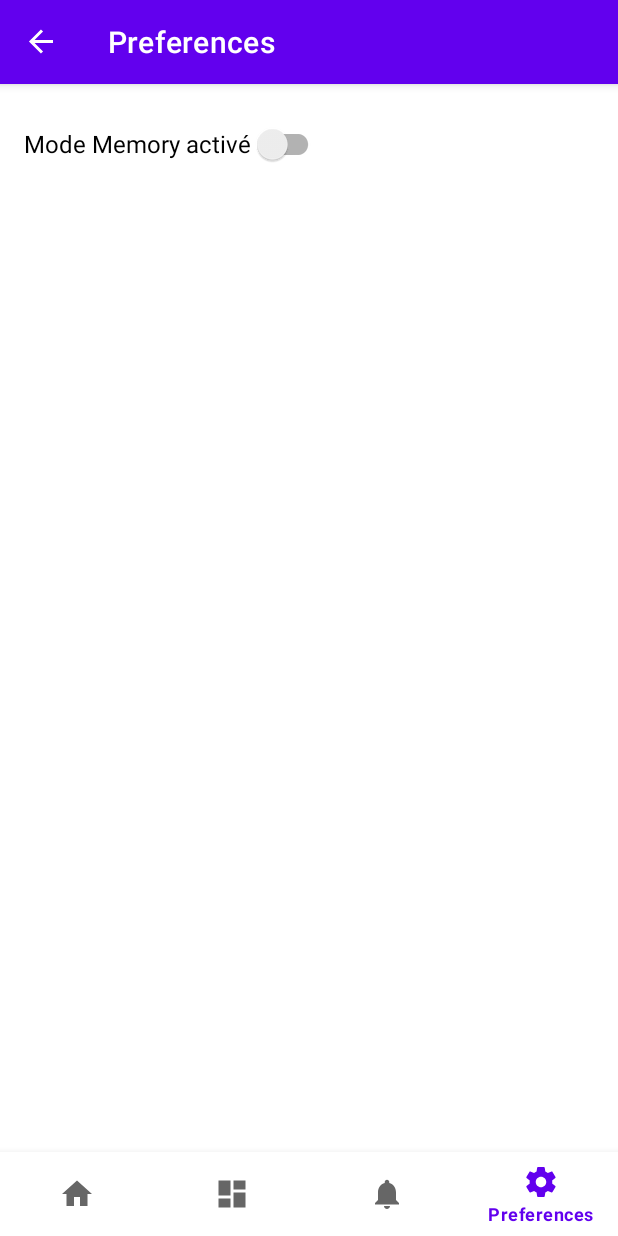
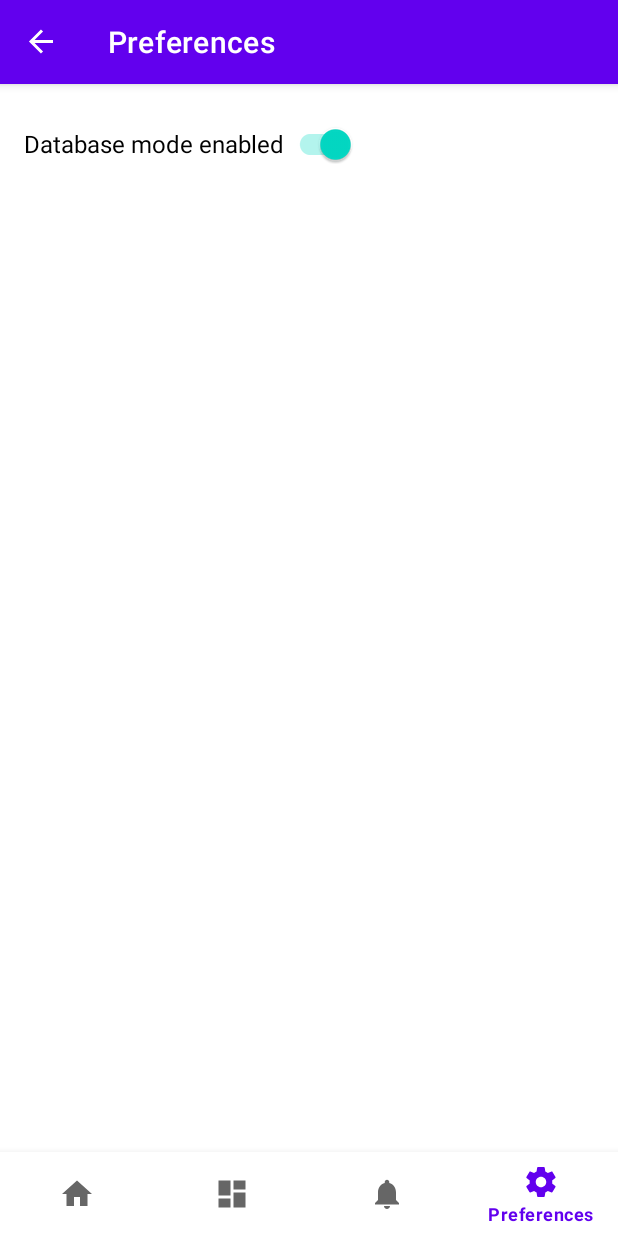
Before and after one commit to eamosse/handymen_advanced, an Android app: the screen it shows after launch (MainActivity), item 4 of the bottom bar chosen, on a phone screen of 412 x 824 dp. Run offline under Robolectric (Android 15) with nearby library versions, the phone set to English and light mode, and no system bars; our stand-ins replace Dagger/Hilt's generated code, Room's generated code, navigation-ui; pictures from the network do not load.

Commit message:
feat : switchable data source with fragment + dissociation between memory and local base

```diff
--- a/app/src/main/java/com/vama/android/handymen/ui/preferences/PreferencesFragment.kt
+++ b/app/src/main/java/com/vama/android/handymen/ui/preferences/PreferencesFragment.kt
@@ -1,7 +1,5 @@
 package com.vama.android.handymen.ui.preferences
 
-import android.content.Context
-import android.content.SharedPreferences
 import android.os.Bundle
 import android.view.LayoutInflater
 import android.view.View
@@ -9,16 +7,16 @@ import android.view.ViewGroup
 import android.widget.Toast
 import androidx.appcompat.widget.SwitchCompat
 import androidx.fragment.app.Fragment
+import com.vama.android.data.preferences.DataStoreManager
 import com.vama.android.handymen.R
+import dagger.hilt.android.AndroidEntryPoint
+import javax.inject.Inject
 
+@AndroidEntryPoint
 class PreferencesFragment : Fragment() {
 
-    companion object {
-        private const val PREF_MODE_KEY = "isDatabaseMode"
-    }
-
-    private lateinit var prefs: SharedPreferences
-    private var isDatabaseMode: Boolean = false
+    @Inject
+    lateinit var dataStoreManager: DataStoreManager
 
     override fun onCreateView(
         inflater: LayoutInflater,
@@ -31,36 +29,29 @@ class PreferencesFragment : Fragment() {
     override fun onViewCreated(view: View, savedInstanceState: Bundle?) {
         super.onViewCreated(view, savedInstanceState)
 
-        prefs = requireContext().getSharedPreferences("app_preferences", Context.MODE_PRIVATE)
-        isDatabaseMode = prefs.getBoolean(PREF_MODE_KEY, false)
-
         val switchMode = view.findViewById<SwitchCompat>(R.id.switch_mode)
-        switchMode.isChecked = isDatabaseMode
-        switchMode.text = if (isDatabaseMode) "Mode Database activé" else "Mode Memory activé"
+        switchMode.isChecked = dataStoreManager.isDatabaseMode()
+        updateSwitchText(switchMode)
 
         switchMode.setOnCheckedChangeListener { _, isChecked ->
-            isDatabaseMode = isChecked
-            prefs.edit().putBoolean(PREF_MODE_KEY, isChecked).apply()
+            dataStoreManager.setDatabaseMode(isChecked)
+            updateSwitchText(switchMode)
 
             Toast.makeText(
                 requireContext(),
-                if (isChecked) "Mode Database activé" else "Mode Memory activé",
+                if (isChecked) "Database mode enabled" else "Memory mode enabled",
                 Toast.LENGTH_SHORT
             ).show()
 
-            if (isChecked) {
-                activateDatabaseMode()
-                switchMode.text = "Mode Database activé"
-            } else {
-                activateMemoryMode()
-                switchMode.text = "Mode Memory activé"
-            }
+            Toast.makeText(
+                requireContext(),
+                "Please restart the application to apply changes",
+                Toast.LENGTH_LONG
+            ).show()
         }
     }
 
-    private fun activateDatabaseMode() {
-    }
-
-    private fun activateMemoryMode() {
+    private fun updateSwitchText(switchMode: SwitchCompat) {
+        switchMode.text = if (switchMode.isChecked) "Database mode enabled" else "Memory mode enabled"
     }
 }
--- a/data/src/main/java/com/vama/android/data/database/AppDatabase.kt
+++ b/data/src/main/java/com/vama/android/data/database/AppDatabase.kt
@@ -5,18 +5,20 @@ import androidx.room.Database
 import androidx.room.Room
 import androidx.room.RoomDatabase
 import androidx.sqlite.db.SupportSQLiteDatabase
+import com.vama.android.data.utils.Database_Users
 import com.vama.android.data.utils.Dummy_Users
 import kotlinx.coroutines.CoroutineScope
 import kotlinx.coroutines.Dispatchers
 import kotlinx.coroutines.launch
 
+// Dans AppDatabase.kt
 @Database(entities = [UserEntity::class], version = 1)
 abstract class AppDatabase : RoomDatabase() {
     abstract fun userDao(): UserDao
 
     suspend fun populateWithTestData() {
         userDao().let { dao ->
-            Dummy_Users.forEach { user ->
+            Database_Users.forEach { user ->  // Utilisation de Database_Users au lieu de Dummy_Users
                 dao.insert(UserEntity.fromUser(user))
             }
         }
--- a/data/src/main/java/com/vama/android/data/di/DataModule.kt
+++ b/data/src/main/java/com/vama/android/data/di/DataModule.kt
@@ -5,6 +5,7 @@ import com.vama.android.data.api.InMemoryUserService
 import com.vama.android.data.api.RoomUserService
 import com.vama.android.data.api.UserService
 import com.vama.android.data.database.AppDatabase
+import com.vama.android.data.preferences.DataStoreManager
 import dagger.Module
 import dagger.Provides
 import dagger.hilt.InstallIn
@@ -12,7 +13,6 @@ import dagger.hilt.android.qualifiers.ApplicationContext
 import dagger.hilt.components.SingletonComponent
 import javax.inject.Singleton
 import javax.inject.Qualifier
-
 
 @Qualifier
 @Retention(AnnotationRetention.BINARY)
@@ -31,10 +31,8 @@ object DataModule {
     @Provides
     @Singleton
     @UseDatabaseMode
-    fun provideUseDatabaseMode(): Boolean {
-        // Pour l'instant on retourne toujours true,
-        // plus tard on pourra lire depuis les préférences
-        return true
+    fun provideUseDatabaseMode(dataStoreManager: DataStoreManager): Boolean {
+        return dataStoreManager.isDatabaseMode()
     }
 
     @Provides
--- /dev/null
+++ b/data/src/main/java/com/vama/android/data/preferences/DataStoreManager.kt
@@ -0,0 +1,26 @@
+package com.vama.android.data.preferences
+
+import android.content.Context
+import android.content.SharedPreferences
+import dagger.hilt.android.qualifiers.ApplicationContext
+import javax.inject.Inject
+import javax.inject.Singleton
+
+@Singleton
+class DataStoreManager @Inject constructor(
+    @ApplicationContext context: Context
+) {
+    private val prefs: SharedPreferences = context.getSharedPreferences("app_preferences", Context.MODE_PRIVATE)
+
+    companion object {
+        private const val PREF_MODE_KEY = "isDatabaseMode"
+    }
+
+    fun isDatabaseMode(): Boolean {
+        return prefs.getBoolean(PREF_MODE_KEY, true)
+    }
+
+    fun setDatabaseMode(isEnabled: Boolean) {
+        prefs.edit().putBoolean(PREF_MODE_KEY, isEnabled).apply()
+    }
+}
--- a/data/src/main/java/com/vama/android/data/utils/Data.kt
+++ b/data/src/main/java/com/vama/android/data/utils/Data.kt
@@ -179,3 +179,180 @@ internal val Dummy_Users: List<User> = listOf(
         webSite = "www.facebook.fr/ludovic"
     )
 )
+
+internal val Database_Users: List<User> = listOf(
+    User(
+        id = 1, name = "Carole",
+        avatarUrl = "https://api.dicebear.com/9.x/miniavs/png",
+        address = "Saint-Pierre-du-Mont ; 5km",
+        phoneNumber = "+33 6 86 57 90 14",
+        aboutMe = "Lorem ipsum dolor sit amet, consectetur adipiscing elit. " +
+                "Pellentesque porttitor id sem ut blandit. Lorem ipsum dolor sit amet, " +
+                "consectetur adipiscing elit. Donec sed hendrerit ex. Cras a tempus risus. " +
+                "Aliquam egestas nulla non luctus blandit. Aenean dignissim massa ultrices volutpat bibendum. " +
+                "Integer semper diam et lorem iaculis pulvinar.",
+        favorite = true,
+        webSite = "www.facebook.fr/caroline"
+    ),
+    User(
+        id = 2,
+        name = "Jack",
+        avatarUrl = "https://api.dicebear.com/9.x/miniavs/png",
+        address = "Saint-Pierre-du-Mont ; 5km",
+        phoneNumber = "+33 6 00 55 90 14",
+        aboutMe = ("Sed eget fringilla mauris, ac rutrum mauris. Curabitur finibus felis id justo porttitor, " +
+                "vitae hendrerit justo imperdiet. Donec tempus quam vulputate, elementum arcu a, molestie felis. " +
+                "Pellentesque eu risus luctus, tincidunt odio at, volutpat magna. Nam scelerisque vitae est vitae fermentum. " +
+                "Cras suscipit pretium ex, ut condimentum lorem sagittis sit amet. Praesent et gravida diam, at commodo lorem. " +
+                "Praesent tortor dui, fermentum vitae sollicitudin ut, elementum ut magna. Nulla volutpat tincidunt lectus, vel malesuada " +
+                "ante ultrices id.\n\n" +
+                "Ut scelerisque fringilla leo vitae dictum. Nunc suscipit urna tellus, a elementum eros accumsan vitae. " +
+                "Nunc lacinia turpis eu consectetur elementum. Cras scelerisque laoreet mauris ac pretium. Nam pellentesque " +
+                "ut orci ut scelerisque. Aliquam quis metus egestas, viverra neque vel, ornare velit. Nullam lobortis justo et ipsum " +
+                "sodales sodales. Etiam volutpat laoreet tellus, ultrices maximus nulla luctus ultricies. Praesent a dapibus arcu. In at magna " +
+                "in velit placerat vehicula nec in purus."),
+        favorite = true,
+        webSite = "www.facebook.fr/jack"
+    ),
+    User(
+        id = 3,
+        name = "Chloé",
+        avatarUrl = "https://api.dicebear.com/9.x/miniavs/png",
+        address = "Saint-Pierre-du-Mont ; 6km",
+        phoneNumber = "+33 6 86 13 12 14",
+        aboutMe = "Sed ultricies suscipit semper. Fusce non blandit quam. ",
+        favorite = false,
+        webSite = "www.facebook.fr/chloe"
+    ),
+    User(
+        id = 4,
+        name = "Vincent",
+        avatarUrl = "https://api.dicebear.com/9.x/miniavs/png",
+        address = "Saint-Pierre-du-Mont ; 11km",
+        phoneNumber = "+33 6 10 57 90 19",
+        aboutMe = ("Etiam quis neque egestas, consectetur est quis, laoreet augue. " +
+                "Interdum et malesuada fames ac ante ipsum primis in faucibus. Morbi ipsum sem, " +
+                "commodo in nisi maximus, semper dignissim metus. Fusce eget nunc sollicitudin, dignissim " +
+                "tortor quis, consectetur mauris. "),
+        favorite = true,
+        webSite = "www.facebook.fr/vincent"
+    ),
+    User(
+        id = 5,
+        name = "Elodie",
+        avatarUrl = "https://api.dicebear.com/9.x/miniavs/png",
+        address = "Saint-Pierre-du-Mont ; 8km",
+        phoneNumber = "+33 6 86 57 90 14",
+        aboutMe = ("Fusce in ligula mi. Aliquam in sagittis tellus. Suspendisse tempor, velit et " +
+                "cursus facilisis, eros sapien sollicitudin mauris, et ultrices " +
+                "lectus sapien in neque. "),
+        favorite = true,
+        webSite = "www.facebook.fr/elodie"
+    ),
+    User(
+        id = 6,
+        name = "Sylvain",
+        avatarUrl = "https://api.dicebear.com/9.x/miniavs/png",
+        address = "Saint-Pierre-du-Mont ; 6km",
+        phoneNumber = "+33 6 86 12 22 02",
+        aboutMe = ("Integer pulvinar lacinia augue, a tempor ex semper eget. Nam lacinia " +
+                "lorem dapibus, pharetra ante in, auctor urna. Praesent sollicitudin metus sit " +
+                "amet nunc lobortis sodales. In eget ante congue, vestibulum leo ac, placerat leo. " +
+                "Nullam arcu purus, cursus a sollicitudin eu, lobortis vitae est. Sed sodales sit " +
+                "amet magna nec finibus. Nulla pellentesque, justo ut bibendum mollis, urna diam " +
+                "hendrerit dolor, non gravida urna quam id eros. "),
+        favorite = false,
+        webSite = "www.facebook.fr/sylvain"
+    ),
+    User(
+        id = 7,
+        name = "Laetitia",
+        avatarUrl = "https://api.dicebear.com/9.x/miniavs/png",
+        address = "Saint-Pierre-du-Mont ; 14km",
+        phoneNumber = "+33 6 96 57 90 01",
+        aboutMe = "Vestibulum non leo vel mi ultrices pellentesque. ",
+        favorite = true,
+        webSite = "www.facebook.fr/laetitia"
+    ),
+    User(
+        id = 8,
+        name = "Dan",
+        avatarUrl = "https://api.dicebear.com/9.x/miniavs/png",
+        address = "Saint-Pierre-du-Mont ; 1km",
+        phoneNumber = "+33 6 86 57 90 14",
+        aboutMe = "Cras non dapibus arcu. ",
+        favorite = true,
+        webSite = "www.facebook.fr/dan"
+    ),
+    User(
+        id = 9,
+        name = "Joseph",
+        avatarUrl = "https://api.dicebear.com/9.x/miniavs/png",
+        address = "Saint-Pierre-du-Mont ; 2km",
+        phoneNumber = "+33 6 86 57 90 14",
+        aboutMe = ("Donec neque odio, eleifend a luctus ac, tempor non libero. " +
+                "Nunc ullamcorper, erat non viverra feugiat, massa odio facilisis ligula, " +
+                "ut pharetra risus libero eget elit. Nulla malesuada, purus eu malesuada malesuada, est " +
+                "purus ullamcorper ipsum, quis congue velit mi sed lorem."),
+        favorite = false,
+        webSite = "www.facebook.fr/joseph"
+    ),
+    User(
+        id = 10,
+        name = "Emma",
+        avatarUrl = "https://api.dicebear.com/9.x/miniavs/png",
+        address = "Saint-Pierre-du-Mont ; 1km",
+        phoneNumber = "+33 6 14 71 70 18",
+        aboutMe = ("Aliquam erat volutpat. Mauris at massa nibh. Suspendisse auctor fermentum orci, " +
+                "nec auctor tortor. Ut eleifend euismod turpis vitae tempus. Sed a tincidunt ex. Etiam ut " +
+                "nibh ante. Fusce maximus lorem nibh, at sollicitudin ante ultrices vel. Praesent ac luctus ante, eu " +
+                "lacinia diam. Quisque malesuada vel arcu vitae euismod. Ut egestas mattis euismod.\n\n" +
+                "Vestibulum non leo vel mi ultrices pellentesque. Praesent ornare ligula " +
+                "non elit consectetur, pellentesque fringilla eros placerat. Etiam consequat dui " +
+                "eleifend justo iaculis, ac ullamcorper velit consectetur. Aliquam vitae elit ac ante ultricies aliquet " +
+                "vel at felis. Suspendisse ac placerat odio. Cras non dapibus arcu. Fusce pharetra nisi at orci rhoncus, " +
+                "vitae tristique nibh euismod."),
+        favorite = false,
+        webSite = "www.facebook.fr/emma"
+    ),
+    User(
+        id = 11,
+        name = "Patrick",
+        avatarUrl = "https://api.dicebear.com/9.x/miniavs/png",
+        address = "Saint-Pierre-du-Mont ; 5km",
+        phoneNumber = "+33 6 20 40 60 80",
+        aboutMe = ("Lorem ipsum dolor sit amet, consectetur adipiscing elit. Fusce porttitor molestie " +
+                "libero, nec porta lectus posuere a. Curabitur in purus at enim commodo accumsan. Nullam molestie diam a massa finibus, in bibendum " +
+                "nulla ullamcorper. Nunc at enim enim. Maecenas quis posuere nisi. Mauris suscipit cursus velit id condimentum. Ut finibus turpis " +
+                "at nulla finibus sollicitudin. Nunc dolor mauris, blandit id ullamcorper vel, lacinia ac nisi. Vestibulum et sapien tempor, " +
+                "egestas lorem vitae, faucibus urna. Duis id odio massa. Class aptent taciti sociosqu ad litora torquent per conubia nostra, " +
+                "per inceptos himenaeos.\n\nLorem ipsum dolor sit amet, consectetur adipiscing elit. Fusce porttitor molestie  " +
+                "libero, nec porta lectus posuere a. Curabitur in purus at enim commodo accumsan. Nullam molestie diam a massa finibus, in bibendum " +
+                "nulla ullamcorper. Nunc at enim enim. Maecenas quis posuere nisi. Mauris suscipit cursus velit id condimentum. Ut finibus turpis " +
+                "at nulla finibus sollicitudin. Nunc dolor mauris, blandit id ullamcorper vel, lacinia ac nisi. Vestibulum et sapien tempor, " +
+                "egestas lorem vitae, faucibus urna. Duis id odio massa. Class aptent taciti sociosqu ad litora torquent per conubia nostra, " +
+                "per inceptos himenaeos."),
+        favorite = true,
+        webSite = "www.facebook.fr/patrick"
+    ),
+    User(
+        id = 12,
+        name = "Ludovic",
+        avatarUrl = "https://api.dicebear.com/9.x/miniavs/png",
+        address = "Saint-Pierre-du-Mont ; 5km",
+        phoneNumber = "+33 6 00 01 10 11",
+        aboutMe = ("Lorem ipsum dolor sit amet, consectetur adipiscing elit. Fusce porttitor molestie " +
+                "libero, nec porta lectus posuere a. Curabitur in purus at enim commodo accumsan. Nullam molestie diam a massa finibus, in bibendum " +
+                "nulla ullamcorper. Nunc at enim enim. Maecenas quis posuere nisi. Mauris suscipit cursus velit id condimentum. Ut finibus turpis " +
+                "at nulla finibus sollicitudin. Nunc dolor mauris, blandit id ullamcorper vel, lacinia ac nisi. Vestibulum et sapien tempor, " +
+                "egestas lorem vitae, faucibus urna. Duis id odio massa. Class aptent taciti sociosqu ad litora torquent per conubia nostra, " +
+                "per inceptos himenaeos.\n\nLorem ipsum dolor sit amet, consectetur adipiscing elit. Fusce porttitor molestie  " +
+                "libero, nec porta lectus posuere a. Curabitur in purus at enim commodo accumsan. Nullam molestie diam a massa finibus, in bibendum " +
+                "nulla ullamcorper. Nunc at enim enim. Maecenas quis posuere nisi. Mauris suscipit cursus velit id condimentum. Ut finibus turpis " +
+                "at nulla finibus sollicitudin. Nunc dolor mauris, blandit id ullamcorper vel, lacinia ac nisi. Vestibulum et sapien tempor, " +
+                "egestas lorem vitae, faucibus urna. Duis id odio massa. Class aptent taciti sociosqu ad litora torquent per conubia nostra, " +
+                "per inceptos himenaeos."),
+        favorite = false,
+        webSite = "www.facebook.fr/ludovic"
+    )
+)
```
